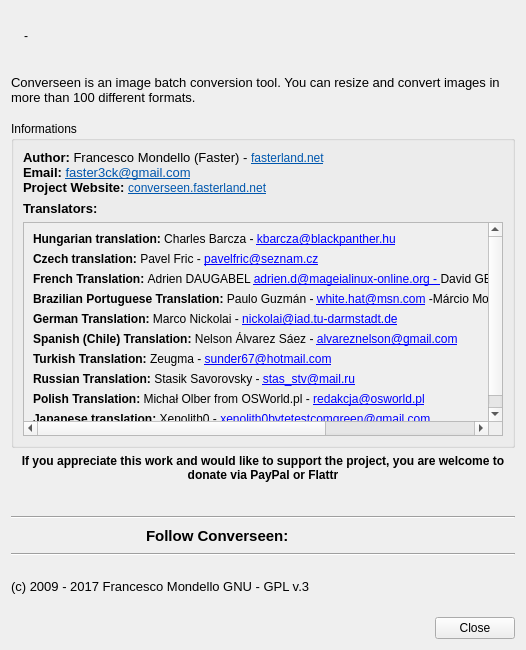
Before: the Qt Designer form ui/dialoginfo.ui in Faster3ck/Converseen, drawn with Qt 5.
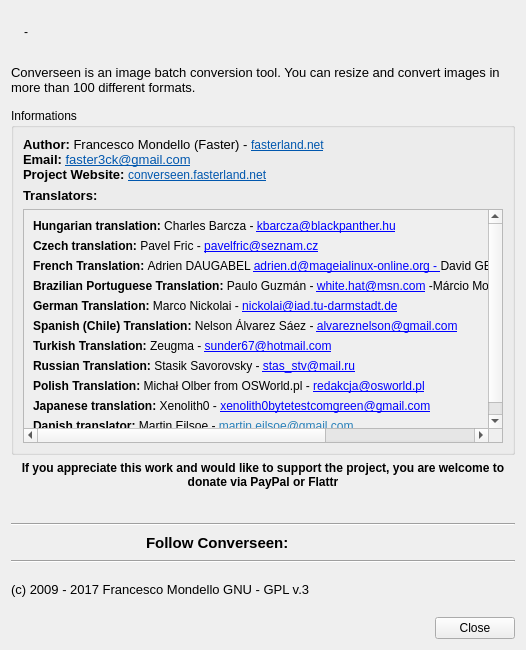
After: the same form once the commit is applied. Icons and pictures are not drawn.

Commit message: Version 0.9.6.2 Stable - Added Danish Traslation

What changed in the file:
```diff
--- a/ui/dialoginfo.ui
+++ b/ui/dialoginfo.ui
@@ -118,9 +118,9 @@
          <property name="geometry">
           <rect>
            <x>0</x>
-           <y>-29</y>
-           <width>630</width>
-           <height>202</height>
+           <y>-147</y>
+           <width>781</width>
+           <height>270</height>
           </rect>
          </property>
          <layout class="QVBoxLayout" name="verticalLayout_3">
@@ -202,6 +202,13 @@
             </property>
            </widget>
           </item>
+          <item>
+           <widget class="QLabel" name="label_15">
+            <property name="text">
+             <string>&lt;html&gt;&lt;head/&gt;&lt;body&gt;&lt;p&gt;&lt;span style=&quot; font-weight:600;&quot;&gt;Danish translator: &lt;/span&gt;Martin Eilsoe - &lt;a href=&quot;mailto:martin.eilsoe@gmail.com&quot;&gt;&lt;span style=&quot; text-decoration: underline; color:#2980b9;&quot;&gt;martin.eilsoe@gmail.com&lt;/span&gt;&lt;/a&gt;&lt;/p&gt;&lt;/body&gt;&lt;/html&gt;</string>
+            </property>
+           </widget>
+          </item>
          </layout>
         </widget>
        </widget>
```
The commit also changes 27 other files.
